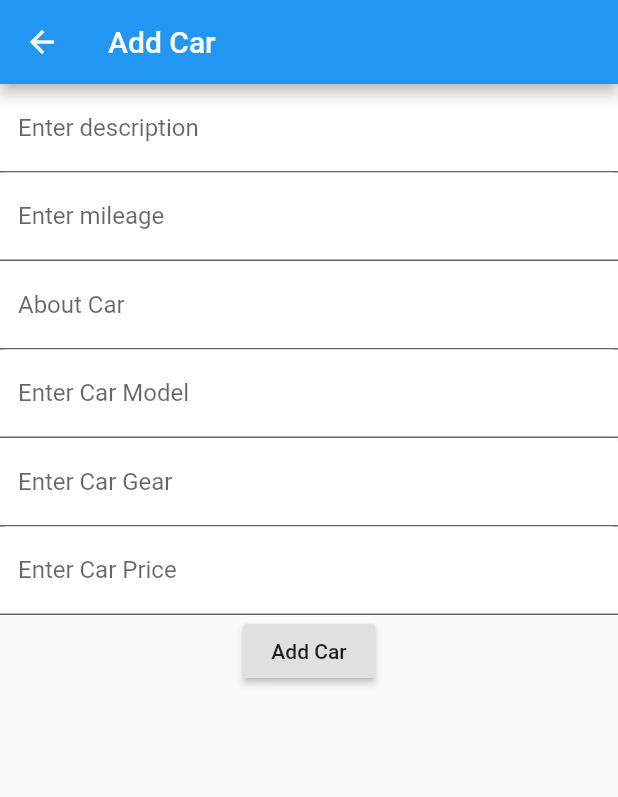
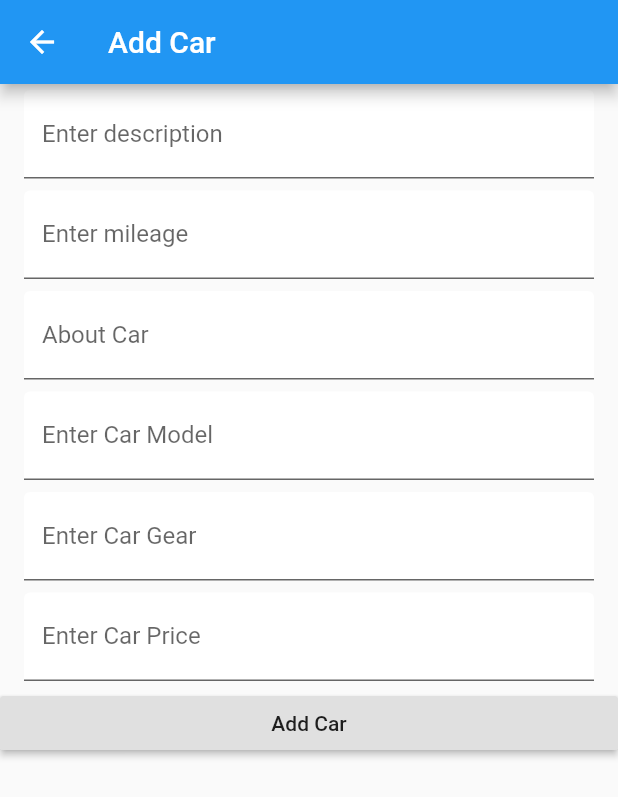
Before and after one commit to Kucun300/car_market, a Flutter app: the screen it shows after launch, after a tap on "sheel wdy add", on a phone screen of 412 x 824 dp. Shown: the top 797 px of the screen. Run offline on Flutter 3.47's test engine with Material 2 defaults, Android fonts, the phone set to English and light mode, and no system bars.

Commit message:
designing

```diff
--- a/lib/Add.dart
+++ b/lib/Add.dart
@@ -2,7 +2,6 @@ import 'package:flutter/material.dart';
 import 'Home.dart';
 import 'market.dart';
 import 'models/Model.dart';
-
 
 class Add extends StatefulWidget {
   @override
@@ -22,9 +21,10 @@ class _AddState extends State<Add> {
       appBar: AppBar(
         title: Text('Add Car'),
       ),
-      body: Column(
+      body: ListView(
         children: <Widget>[
-          TextField(
+          ListTile(
+            title: TextField(
               controller: descriptionController,
               decoration: InputDecoration(
                 labelText: 'Enter description',
@@ -32,7 +32,9 @@ class _AddState extends State<Add> {
                 filled: true,
               ),
             ),
-          TextField(
+          ),
+          ListTile(
+            title: TextField(
               controller: mileageController,
               decoration: InputDecoration(
                 labelText: 'Enter mileage',
@@ -40,7 +42,9 @@ class _AddState extends State<Add> {
                 filled: true,
               ),
             ),
-          TextField(
+          ),
+          ListTile(
+            title: TextField(
               controller: aboutController,
               decoration: InputDecoration(
                 labelText: 'About Car',
@@ -48,7 +52,9 @@ class _AddState extends State<Add> {
                 filled: true,
               ),
             ),
-          TextField(
+          ),
+          ListTile(
+            title: TextField(
               controller: car_modelController,
               decoration: InputDecoration(
                 labelText: 'Enter Car Model',
@@ -56,7 +62,9 @@ class _AddState extends State<Add> {
                 filled: true,
               ),
             ),
-          TextField(
+          ),
+          ListTile(
+            title: TextField(
               controller: car_gearController,
               decoration: InputDecoration(
                 labelText: 'Enter Car Gear',
@@ -64,6 +72,9 @@ class _AddState extends State<Add> {
                 filled: true,
               ),
             ),
+          ),
+          ListTile(
+            title:
             TextField(
               controller: car_priceController,
               decoration: InputDecoration(
@@ -72,17 +83,19 @@ class _AddState extends State<Add> {
                 filled: true,
               ),
             ),
+          ),
           RaisedButton(
             child: Text('Add Car'),
-            onPressed: (){
+            onPressed: () {
               var description = descriptionController.text;
               var mileage = mileageController.text;
               var about = aboutController.text;
               var car_model = car_modelController.text;
               var car_gear = car_gearController.text;
               var car_price = car_priceController.text;
-              Car car =Car(description,mileage,DateTime.now().toString(),about,car_model,car_gear,car_price);
-              Navigator.push(context,MaterialPageRoute(builder: (context){
+              Car car = Car(description, mileage, DateTime.now().toString(),
+                  about, car_model, car_gear, car_price);
+              Navigator.push(context, MaterialPageRoute(builder: (context) {
                 return Market(car);
               }));
             },
--- a/lib/Home.dart
+++ b/lib/Home.dart
@@ -10,19 +10,28 @@ class Home extends StatelessWidget {
       appBar: AppBar(
         title: Text('Car Market'),
       ),
-      body: Column(
+      body: Center(
+        child: Container(
+          color: Colors.green,
+          padding: EdgeInsets.all(20),
+          child: Column(
             children: <Widget>[
+              Text('Welcome to Car Market', style: TextStyle(fontSize:20),),
+              SizedBox(
+                height: 20,
+              ),
               RaisedButton(
                 child: Text('sheel wdy add'),
                 onPressed: () {
-              Navigator.push(
-                context,MaterialPageRoute(builder: (context){
+                  Navigator.push(context, MaterialPageRoute(builder: (context) {
                     return Add();
                   }));
                 },
               ),
             ],
           ),
+        ),
+      ),
     );
   }
 }
--- a/lib/market.dart
+++ b/lib/market.dart
@@ -23,7 +23,7 @@ class _MarketState extends State<Market> {
       body: ListView(
         children: <Widget>[
           ListTile(
-            leading: Icon(Icons.account_box , size: 50,),
+            leading: Icon(Icons.account_box , size: 70,),
             title: Text('${widget.car.description}',style: TextStyle(fontSize: 24,color: Colors.blue,),),
             subtitle: Text('${widget.car.about}' , style:TextStyle(color: Colors.red),),
             onTap: (){
--- a/pubspec.yaml
+++ b/pubspec.yaml
@@ -42,7 +42,9 @@ flutter:
   uses-material-design: true
 
   # To add assets to your application, add an assets section, like this:
-  # assets:
+  assets:
+   - images/webbackground.jpg
+
   #  - images/a_dot_burr.jpeg
   #  - images/a_dot_ham.jpeg
 
```
Also changed, not shown: lib/detailes.dart (+17 -1 lines), images/webbackground.jpg (added). Lines whose indentation alone changed are shown as unchanged.
